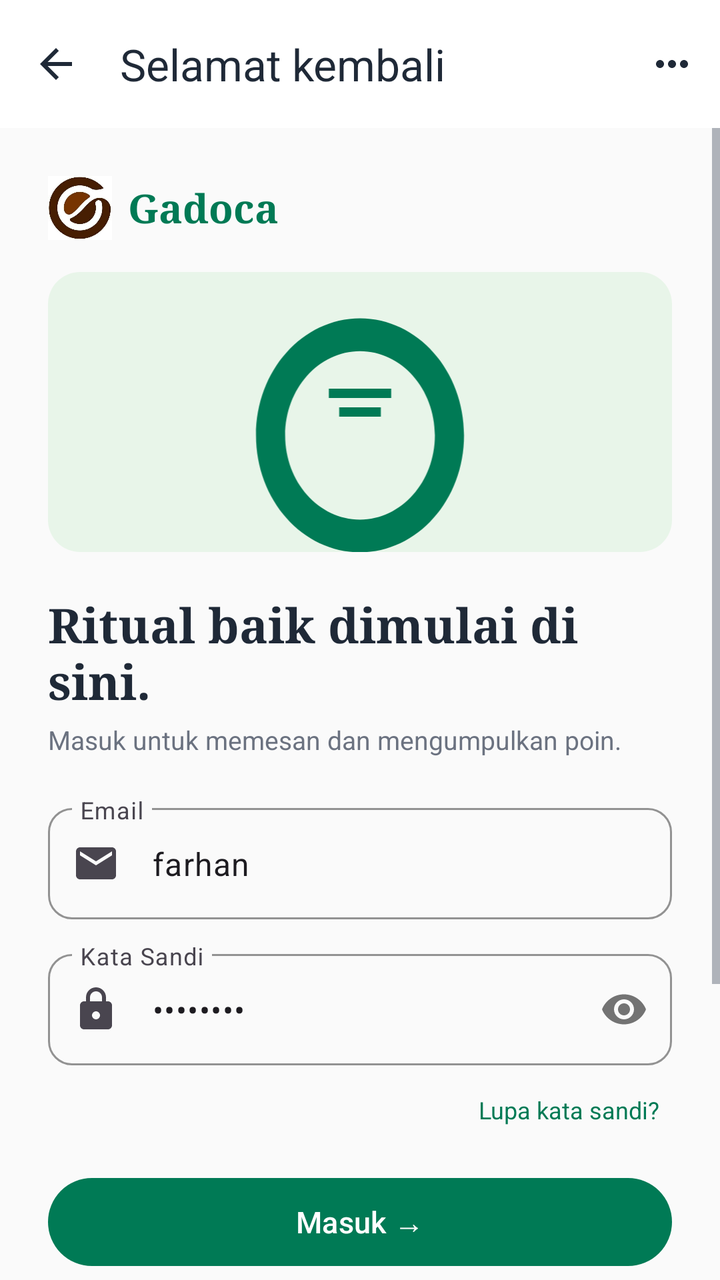
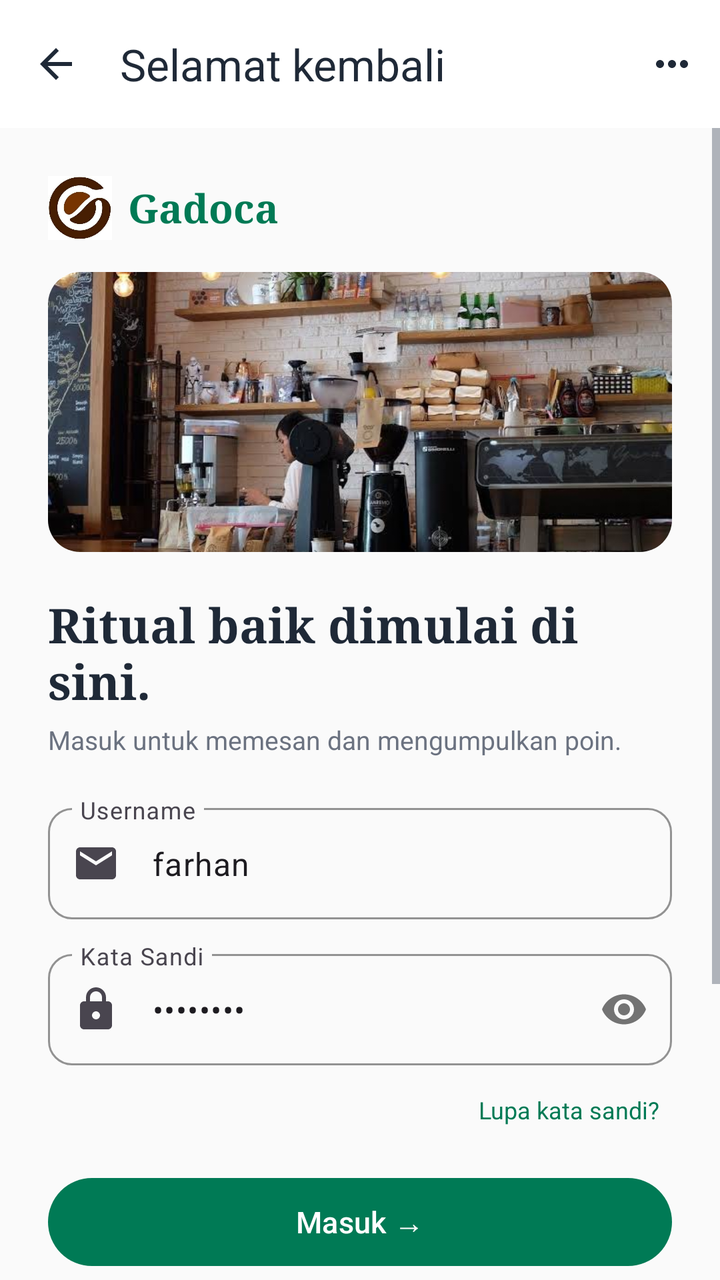

The first picture is an Android layout as it rendered before a commit; the second is the same layout after the commit. The layout source and the unified diff follow.
<!-- AndroidManifest.xml: application theme Theme.Project_FarhanGadoca_Mobilee -->
<!-- res/layout/activity_login.xml -->
<?xml version="1.0" encoding="utf-8"?>
<LinearLayout xmlns:android="http://schemas.android.com/apk/res/android"
    xmlns:app="http://schemas.android.com/apk/res-auto"
    xmlns:tools="http://schemas.android.com/tools"
    android:layout_width="match_parent"
    android:layout_height="match_parent"
    android:orientation="vertical"
    android:background="@color/gadoca_background"
    tools:context=".LoginActivity">

    
    <com.google.android.material.appbar.MaterialToolbar
        android:id="@+id/toolbarLogin"
        android:layout_width="match_parent"
        android:layout_height="?attr/actionBarSize"
        android:background="@color/gadoca_surface"
        app:title="Selamat kembali"
        app:titleTextColor="@color/gadoca_text_dark"
        app:navigationIcon="@drawable/ic_arrow_back_24"
        app:menu="@menu/menu_secondary" />

    <ScrollView
        android:layout_width="match_parent"
        android:layout_height="match_parent"
        android:fillViewport="true">

        <LinearLayout
            android:layout_width="match_parent"
            android:layout_height="wrap_content"
            android:orientation="vertical"
            android:padding="24dp">

            
            <LinearLayout
                android:layout_width="wrap_content"
                android:layout_height="wrap_content"
                android:orientation="horizontal"
                android:gravity="center_vertical"
                android:layout_marginBottom="16dp">

                <ImageView
                    android:layout_width="32dp"
                    android:layout_height="32dp"
                    android:src="@drawable/gambargadoca"
                    android:contentDescription="@string/app_name" />

                <TextView
                    android:layout_width="wrap_content"
                    android:layout_height="wrap_content"
                    android:text="@string/app_name"
                    android:textSize="20sp"
                    android:textStyle="bold"
                    android:fontFamily="serif"
                    android:textColor="@color/gadoca_primary"
                    android:layout_marginStart="8dp" />
            </LinearLayout>

            
            <com.google.android.material.card.MaterialCardView
                android:layout_width="match_parent"
                android:layout_height="140dp"
                android:layout_marginBottom="20dp"
                app:cardCornerRadius="16dp"
                app:cardElevation="0dp"
                app:strokeWidth="0dp">

                <ImageView
                    android:layout_width="match_parent"
                    android:layout_height="match_parent"
                    android:src="@drawable/img_coffee_banner"
                    android:scaleType="centerCrop"
                    android:contentDescription="@string/app_name" />
            </com.google.android.material.card.MaterialCardView>

            
            <TextView
                android:layout_width="match_parent"
                android:layout_height="wrap_content"
                android:text="@string/login_subtitle"
                android:textSize="24sp"
                android:textStyle="bold"
                android:fontFamily="serif"
                android:textColor="@color/gadoca_text_dark"
                android:layout_marginBottom="4dp" />

            <TextView
                android:layout_width="match_parent"
                android:layout_height="wrap_content"
                android:text="@string/login_desc"
                android:textSize="13sp"
                android:textColor="@color/gadoca_text_muted"
                android:layout_marginBottom="20dp" />

            
            <com.google.android.material.textfield.TextInputLayout
                android:layout_width="match_parent"
                android:layout_height="wrap_content"
                android:hint="@string/email_hint"
                style="@style/Widget.Material3.TextInputLayout.OutlinedBox"
                android:layout_marginBottom="12dp"
                app:boxCornerRadiusTopStart="12dp"
                app:boxCornerRadiusTopEnd="12dp"
                app:boxCornerRadiusBottomStart="12dp"
                app:boxCornerRadiusBottomEnd="12dp"
                app:boxStrokeColor="@color/gadoca_primary"
                app:hintTextColor="@color/gadoca_primary"
                app:startIconDrawable="@drawable/ic_email_24">

                <com.google.android.material.textfield.TextInputEditText
                    android:id="@+id/etEmail"
                    android:layout_width="match_parent"
                    android:layout_height="wrap_content"
                    android:text="farhan"
                    android:inputType="text" />
            </com.google.android.material.textfield.TextInputLayout>

            
            <com.google.android.material.textfield.TextInputLayout
                android:layout_width="match_parent"
                android:layout_height="wrap_content"
                android:hint="@string/password_hint"
                style="@style/Widget.Material3.TextInputLayout.OutlinedBox"
                android:layout_marginBottom="8dp"
                app:boxCornerRadiusTopStart="12dp"
                app:boxCornerRadiusTopEnd="12dp"
                app:boxCornerRadiusBottomStart="12dp"
                app:boxCornerRadiusBottomEnd="12dp"
                app:boxStrokeColor="@color/gadoca_primary"
                app:hintTextColor="@color/gadoca_primary"
                app:startIconDrawable="@drawable/ic_lock_24"
                app:passwordToggleEnabled="true">

                <com.google.android.material.textfield.TextInputEditText
                    android:id="@+id/etPassword"
                    android:layout_width="match_parent"
                    android:layout_height="wrap_content"
                    android:text="••••••••"
                    android:inputType="textPassword" />
            </com.google.android.material.textfield.TextInputLayout>

            
            <TextView
                android:id="@+id/tvForgotPassword"
                android:layout_width="wrap_content"
                android:layout_height="wrap_content"
                android:text="@string/forgot_password"
                android:textSize="12sp"
                android:textColor="@color/gadoca_primary"
                android:layout_gravity="end"
                android:padding="6dp"
                android:layout_marginBottom="16dp" />

            
            <com.google.android.material.button.MaterialButton
                android:id="@+id/btnLogin"
                android:layout_width="match_parent"
                android:layout_height="52dp"
                android:text="@string/login_button"
                android:textSize="15sp"
                android:textAllCaps="false"
                app:cornerRadius="26dp"
                app:backgroundTint="@color/gadoca_primary"
                android:layout_marginBottom="16dp" />

            
            <TextView
                android:layout_width="match_parent"
                android:layout_height="wrap_content"
                android:text="@string/or_text"
                android:textSize="12sp"
                android:textColor="@color/gadoca_text_muted"
                android:gravity="center"
                android:layout_marginBottom="16dp" />

            
            <com.google.android.material.button.MaterialButton
                android:id="@+id/btnGoogle"
                style="@style/Widget.Material3.Button.OutlinedButton"
                android:layout_width="match_parent"
                android:layout_height="52dp"
                android:text="@string/login_with_google"
                android:textSize="14sp"
                android:textAllCaps="false"
                app:cornerRadius="26dp"
                app:strokeColor="#D1D5DB"
                android:textColor="@color/gadoca_text_dark"
                app:icon="@drawable/ic_google"
                app:iconGravity="start"
                app:iconTint="@null"
                android:layout_marginBottom="20dp" />

            
            <TextView
                android:id="@+id/tvRegisterLink"
                android:layout_width="wrap_content"
                android:layout_height="wrap_content"
                android:text="@string/dont_have_account"
                android:textSize="13sp"
                android:textColor="@color/gadoca_text_muted"
                android:layout_gravity="center"
                android:padding="8dp"
                android:layout_marginBottom="24dp" />

        </LinearLayout>
    </ScrollView>

</LinearLayout>
<!-- resources referenced by this layout -->
<resources>
  <color name="gadoca_background">#FAFAFA</color>
  <color name="gadoca_primary">#007A55</color>
  <color name="gadoca_surface">#FFFFFF</color>
  <color name="gadoca_text_dark">#1F2937</color>
  <color name="gadoca_text_muted">#6B7280</color>
  <!-- drawable ic_arrow_back_24 (drawable) -->
  <vector xmlns:android="http://schemas.android.com/apk/res/android"
      android:width="24dp"
      android:height="24dp"
      android:viewportWidth="24"
      android:viewportHeight="24">
    <path
        android:fillColor="@color/gadoca_text_dark"
        android:pathData="M20,11H7.83l5.59,-5.59L12,4l-8,8 8,8 1.41,-1.41L7.83,13H20v-2z"/>
  </vector>
  <!-- drawable ic_email_24 (drawable) -->
  <vector xmlns:android="http://schemas.android.com/apk/res/android"
      android:width="24dp"
      android:height="24dp"
      android:viewportWidth="24"
      android:viewportHeight="24">
    <path
        android:fillColor="@color/gadoca_text_muted"
        android:pathData="M20,4H4C2.9,4 2.01,4.9 2.01,6L2,18c0,1.1 0.9,2 2,2h16c1.1,0 2,-0.9 2,-2V6C22,4.9 21.1,4 20,4zM20,8l-8,5 -8,-5V6l8,5 8,-5v2z"/>
  </vector>
  <!-- drawable ic_lock_24 (drawable) -->
  <vector xmlns:android="http://schemas.android.com/apk/res/android"
      android:width="24dp"
      android:height="24dp"
      android:viewportWidth="24"
      android:viewportHeight="24">
    <path
        android:fillColor="@color/gadoca_text_muted"
        android:pathData="M18,8h-1V6c0,-2.76 -2.24,-5 -5,-5S7,3.24 7,6v2H6c-1.1,0 -2,0.9 -2,2v10c0,1.1 0.9,2 2,2h12c1.1,0 2,-0.9 2,-2V10c0,-1.1 -0.9,-2 -2,-2zM12,17c-1.1,0 -2,-0.9 -2,-2s0.9,-2 2,-2 2,0.9 2,2 -0.9,2 -2,2zM9,8V6c0,-1.66 1.34,-3 3,-3s3,1.34 3,3v2H9z"/>
  </vector>
  <!-- drawable img_coffee_banner (drawable) -->
  <vector xmlns:android="http://schemas.android.com/apk/res/android"
      android:width="200dp"
      android:height="150dp"
      android:viewportWidth="300"
      android:viewportHeight="200">
    <path
        android:fillColor="#E8F5E9"
        android:pathData="M0,0h300v200H0z"/>
    <path
        android:fillColor="#007A55"
        android:pathData="M150,60c-27.61,0 -50,22.39 -50,50s22.39,50 50,50 50,-22.39 50,-50 -22.39,-50 -50,-50zM150,146c-19.88,0 -36,-16.12 -36,-36s16.12,-36 36,-36 36,16.12 36,36 -16.12,36 -36,36z"/>
    <path
        android:fillColor="#007A55"
        android:pathData="M135,90h30v4h-30zM140,98h20v4h-20z"/>
  </vector>
  <string name="app_name">Gadoca</string>
  <string name="dont_have_account">Belum punya akun? Daftar sekarang</string>
  <string name="email_hint">Email</string>
  <string name="forgot_password">Lupa kata sandi?</string>
  <string name="login_button">Masuk →</string>
  <string name="login_desc">Masuk untuk memesan dan mengumpulkan poin.</string>
  <string name="login_subtitle">Ritual baik dimulai di sini.</string>
  <string name="login_with_google">Lanjutkan dengan Google</string>
  <string name="or_text">atau</string>
  <string name="password_hint">Kata Sandi</string>
  <style name="Theme.Project_FarhanGadoca_Mobilee" parent="Base.Theme.Project_FarhanGadoca_Mobilee" />
  <style name="Base.Theme.Project_FarhanGadoca_Mobilee" parent="Theme.Material3.DayNight.NoActionBar">
          <item name="colorPrimary">@color/gadoca_primary</item>
          <item name="colorPrimaryDark">@color/gadoca_primary_dark</item>
          <item name="colorSecondary">@color/gadoca_secondary</item>
          <item name="android:windowBackground">@color/gadoca_background</item>
          <item name="colorSurface">@color/gadoca_surface</item>
          <item name="android:textColorPrimary">@color/gadoca_text_dark</item>
          <item name="android:textColorSecondary">@color/gadoca_text_muted</item>
      </style>
  <color name="gadoca_primary_dark">#005C41</color>
  <color name="gadoca_secondary">#E8F5E9</color>
  <!-- unchanged entries left out for length: 2 -->
</resources>

<!-- the commit's change to res/layout/activity_login.xml (unified diff, before → after) -->
@@ -67,7 +67,7 @@
                 <ImageView
                     android:layout_width="match_parent"
                     android:layout_height="match_parent"
-                    android:src="@drawable/img_coffee_banner"
+                    android:src="@drawable/cafe"
                     android:scaleType="centerCrop"
                     android:contentDescription="@string/app_name" />
             </com.google.android.material.card.MaterialCardView>
@@ -95,8 +95,7 @@
             <com.google.android.material.textfield.TextInputLayout
                 android:layout_width="match_parent"
                 android:layout_height="wrap_content"
-                android:hint="@string/email_hint"
-                style="@style/Widget.Material3.TextInputLayout.OutlinedBox"
+                android:hint="Username"
                 android:layout_marginBottom="12dp"
                 app:boxCornerRadiusTopStart="12dp"
                 app:boxCornerRadiusTopEnd="12dp"
@@ -105,9 +104,8 @@
                 app:boxStrokeColor="@color/gadoca_primary"
                 app:hintTextColor="@color/gadoca_primary"
                 app:startIconDrawable="@drawable/ic_email_24">
-
                 <com.google.android.material.textfield.TextInputEditText
-                    android:id="@+id/etEmail"
+                    android:id="@+id/etUser"
                     android:layout_width="match_parent"
                     android:layout_height="wrap_content"
                     android:text="farhan"
<!-- resource entries referenced after the edit -->
@@ -5,6 +5,7 @@
   <color name="gadoca_surface">#FFFFFF</color>
   <color name="gadoca_text_dark">#1F2937</color>
   <color name="gadoca_text_muted">#6B7280</color>
+  <!-- drawable cafe: jpg bitmap (drawable, 51993 bytes) -->
   <!-- drawable ic_arrow_back_24 (drawable) -->
   <vector xmlns:android="http://schemas.android.com/apk/res/android"
       android:width="24dp"
@@ -35,25 +36,8 @@
         android:fillColor="@color/gadoca_text_muted"
         android:pathData="M18,8h-1V6c0,-2.76 -2.24,-5 -5,-5S7,3.24 7,6v2H6c-1.1,0 -2,0.9 -2,2v10c0,1.1 0.9,2 2,2h12c1.1,0 2,-0.9 2,-2V10c0,-1.1 -0.9,-2 -2,-2zM12,17c-1.1,0 -2,-0.9 -2,-2s0.9,-2 2,-2 2,0.9 2,2 -0.9,2 -2,2zM9,8V6c0,-1.66 1.34,-3 3,-3s3,1.34 3,3v2H9z"/>
   </vector>
-  <!-- drawable img_coffee_banner (drawable) -->
-  <vector xmlns:android="http://schemas.android.com/apk/res/android"
-      android:width="200dp"
-      android:height="150dp"
-      android:viewportWidth="300"
-      android:viewportHeight="200">
-    <path
-        android:fillColor="#E8F5E9"
-        android:pathData="M0,0h300v200H0z"/>
-    <path
-        android:fillColor="#007A55"
-        android:pathData="M150,60c-27.61,0 -50,22.39 -50,50s22.39,50 50,50 50,-22.39 50,-50 -22.39,-50 -50,-50zM150,146c-19.88,0 -36,-16.12 -36,-36s16.12,-36 36,-36 36,16.12 36,36 -16.12,36 -36,36z"/>
-    <path
-        android:fillColor="#007A55"
-        android:pathData="M135,90h30v4h-30zM140,98h20v4h-20z"/>
-  </vector>
   <string name="app_name">Gadoca</string>
   <string name="dont_have_account">Belum punya akun? Daftar sekarang</string>
-  <string name="email_hint">Email</string>
   <string name="forgot_password">Lupa kata sandi?</string>
   <string name="login_button">Masuk →</string>
   <string name="login_desc">Masuk untuk memesan dan mengumpulkan poin.</string>
